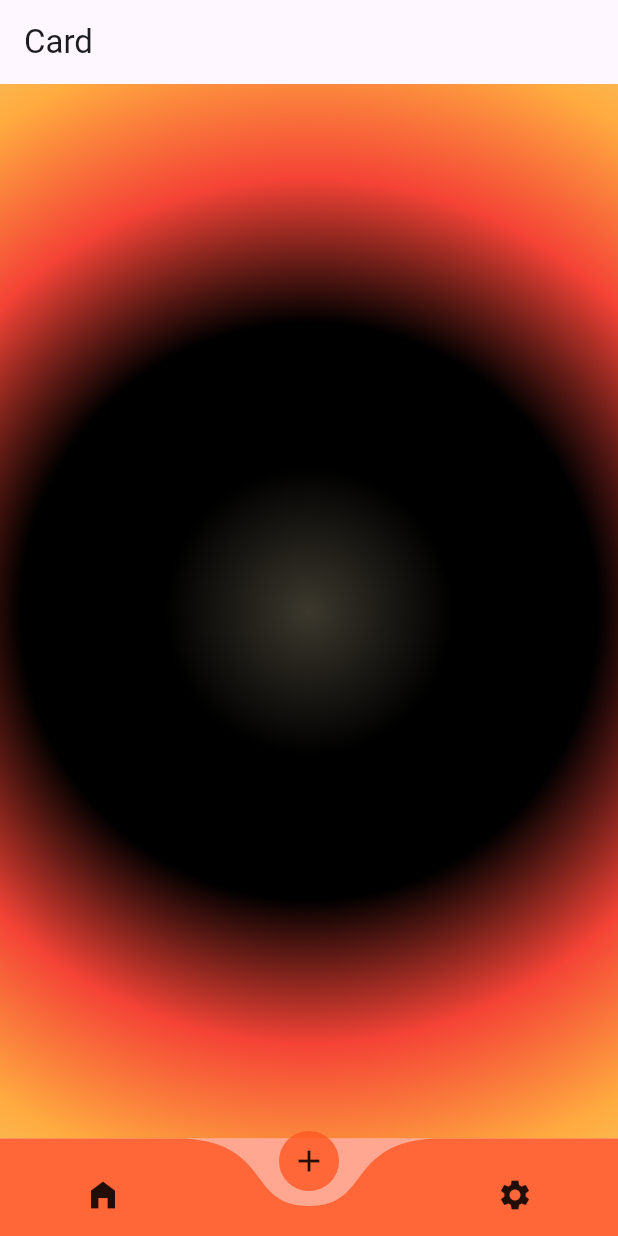
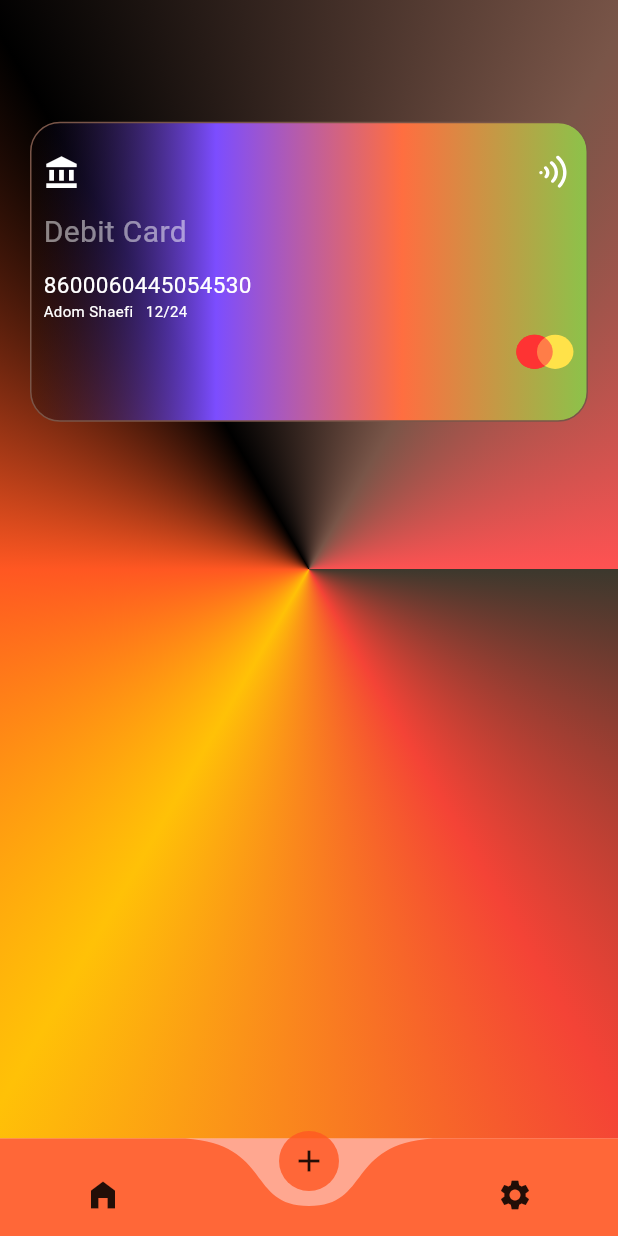
Before and after one commit to MuhammadsharifDev/banking-app, a Flutter app: the screen it shows once a user with an empty profile is signed in, item 2 of the bottom bar chosen, on a phone screen of 412 x 824 dp. Run offline on Flutter 3.47's test engine with Material 2 defaults, Android fonts, the phone set to English and light mode, and no system bars; drawn by our look-alikes of curved_navigation_bar, keyboard_dismisser; our stand-ins replace bloc, equatable, firebase_auth, firebase_core, flutter_bloc, flutter_svg and 3 more; accounts and stored records are empty; Roboto replaces fonts that are missing (Aclonica).

Commit message:
add add card container

```diff
--- /dev/null
+++ b/lib/presintation/main/addcard/addcard_page.dart
@@ -0,0 +1,92 @@
+import 'package:banking_app/core/widgets/textstyle.dart';
+import 'package:flutter/material.dart';
+import 'package:flutter_svg/flutter_svg.dart';
+
+class AddCardPage extends StatelessWidget {
+  const AddCardPage({super.key});
+
+  @override
+  Widget build(BuildContext context) {
+    var media=MediaQuery.of(context);
+    return Scaffold(
+      body: Container(
+        height: double.infinity,
+        width: double.infinity,
+        decoration:  const BoxDecoration(
+         gradient:SweepGradient(
+           colors: [
+             Color(0xff3C382D),
+            Colors.red,
+             Colors.amber,
+             Colors.deepOrange,
+             Colors.black,
+             Colors.brown,
+             Colors.redAccent
+
+           ],
+
+         ),
+        ),
+        child: Padding(
+          padding: const EdgeInsets.only(left: 20,right: 20),
+          child: Column(
+            children: [
+              SizedBox(height: media.size.height*80/812,),
+              Container(
+                height: 200,
+                width: double.infinity,
+                decoration: BoxDecoration(
+                  color: Colors.deepPurpleAccent,
+                  borderRadius: BorderRadius.circular(20),
+                   border: Border.all(color: Colors.brown),
+                  gradient: const LinearGradient(
+                    colors:[
+                      Colors.black26,
+                      Colors.deepPurpleAccent,
+                      Colors.deepOrangeAccent,
+                      Colors.lightGreen,
+                    ],
+                  ),
+                ),
+                child:  Padding(
+                  padding: const EdgeInsets.all(8.0),
+                  child: Column(
+                    crossAxisAlignment: CrossAxisAlignment.start,
+                    children: [
+                      SizedBox(height: 10,),
+                      Row(
+                        mainAxisAlignment: MainAxisAlignment.spaceBetween,
+                        children: [
+                          const Icon(Icons.account_balance,color: Colors.white,),
+                          SizedBox(
+                              height: 30,
+                              width: 30,
+                              child: SvgPicture.asset('assets/svg_icons/wifi.svg')),
+
+                        ],
+                      ),
+                      SizedBox(height: media.size.height*10/812,),
+                      StyleTextModel.items(text: 'Debit Card', size: 20,color: Colors.white.withOpacity(0.5)),
+                      SizedBox(height: media.size.height*10/812,),
+                      StyleTextModel.items(text: '8600060445054530', size: 15,color: Colors.white),
+                      StyleTextModel.items(text: 'Adom Shaefi   12/24', size: 10,color: Colors.white),
+                      Row(
+                        mainAxisAlignment: MainAxisAlignment.end,
+                        children: [
+                          SizedBox(
+                            height:40,
+                              width: 40,
+                              child: SvgPicture.asset('assets/svg_icons/master_card.svg')),
+                        ],
+                      )
+                    ],
+                  ),
+                ),
+              ),
+            ],
+          ),
+        ),
+      ),
+    );
+  }
+}
--- a/lib/presintation/main/card/card_page.dart
+++ /dev/null
@@ -1,32 +0,0 @@
-import 'package:flutter/material.dart';
-
-class CardPage extends StatelessWidget {
-  const CardPage({super.key});
-
-  @override
-  Widget build(BuildContext context) {
-    return Scaffold(
-      appBar: AppBar(
-        title: Text('Card'),
-      ),
-      body: Container(
-        height: double.infinity,
-        width: double.infinity,
-        decoration: BoxDecoration(
-          gradient: RadialGradient(
-            colors: [
-              Color(0xff3C382D),
-              Colors.black,
-              Colors.black,
-              Colors.red,
-              Colors.orangeAccent,
-              Color(0xffECD670),
-              Color(0xffECD670),
-            ],
-            radius: 1.4,
-          ),
-        ),
-      ),
-    );
-  }
-}
--- a/lib/presintation/main/main_page.dart
+++ b/lib/presintation/main/main_page.dart
@@ -1,4 +1,5 @@
-import 'package:banking_app/presintation/main/card/card_page.dart';
+
+import 'package:banking_app/presintation/main/addcard/addcard_page.dart';
 import 'package:banking_app/presintation/main/home/home_page.dart';
 import 'package:banking_app/presintation/main/setting/setting_page.dart';
 import 'package:curved_navigation_bar/curved_navigation_bar.dart';
@@ -14,7 +15,7 @@ class MainPage extends StatefulWidget {
 class _MainPageState extends State<MainPage> {
 List Screens=[
   HomePage(),
-  CardPage(),
+  AddCardPage(),
   SettingPage(),
 ];
 int _selectIndex=0;
--- a/lib/presintation/main/setting/setting_page.dart
+++ b/lib/presintation/main/setting/setting_page.dart
@@ -6,9 +6,6 @@ class SettingPage extends StatelessWidget {
   @override
   Widget build(BuildContext context) {
     return Scaffold(
-      appBar: AppBar(
-        title: Text('Setting'),
-      ),
       body: Container(
         height: double.infinity,
         width: double.infinity,
```
